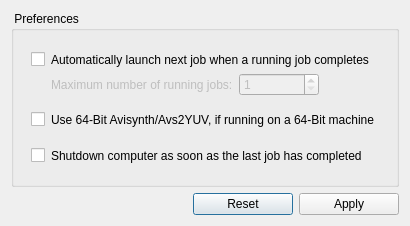
Above: Utils/x264_x64_v2/gui/win_preferences.ui from manojkumardshenoy/mulder before the change. Below: the same form after it.
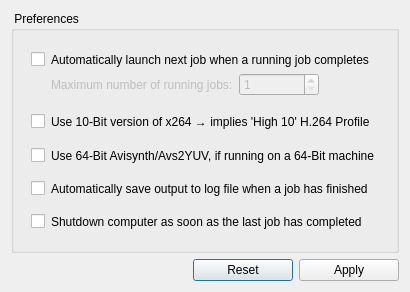
That is the form after the change. Icons and pictures are not drawn.

Diff of the .ui file:
```diff
--- a/Utils/x264_x64_v2/gui/win_preferences.ui
+++ b/Utils/x264_x64_v2/gui/win_preferences.ui
@@ -10,7 +10,7 @@
     <x>0</x>
     <y>0</y>
     <width>379</width>
-    <height>226</height>
+    <height>292</height>
    </rect>
   </property>
   <property name="windowTitle">
@@ -47,7 +47,7 @@
           </property>
          </widget>
         </item>
-        <item row="1" column="0" rowspan="6">
+        <item row="1" column="0" rowspan="10">
          <spacer name="horizontalSpacer_2">
           <property name="orientation">
            <enum>Qt::Horizontal</enum>
@@ -63,7 +63,7 @@
           </property>
          </spacer>
         </item>
-        <item row="1" column="6" rowspan="6">
+        <item row="1" column="6" rowspan="10">
          <spacer name="horizontalSpacer_3">
           <property name="orientation">
            <enum>Qt::Horizontal</enum>
@@ -128,7 +128,7 @@
           </property>
          </widget>
         </item>
-        <item row="4" column="1">
+        <item row="6" column="1">
          <widget class="QCheckBox" name="checkUse64BitAvs2YUV">
           <property name="toolTip">
            <string>If this option is un-checked (default), then 32-Bit Avisynth will be used - even when using 64-Bit x264.
@@ -155,14 +155,14 @@
           </property>
          </spacer>
         </item>
-        <item row="6" column="1">
+        <item row="10" column="1">
          <widget class="QCheckBox" name="checkShutdownComputer">
           <property name="text">
            <string/>
           </property>
          </widget>
         </item>
-        <item row="6" column="2" colspan="4">
+        <item row="10" column="2" colspan="4">
          <widget class="QLabel" name="labelShutdownComputer">
           <property name="text">
            <string>Shutdown computer as soon as the last job has completed</string>
@@ -185,7 +185,7 @@
           </property>
          </spacer>
         </item>
-        <item row="7" column="1" colspan="5">
+        <item row="11" column="1" colspan="5">
          <spacer name="verticalSpacer_3">
           <property name="orientation">
            <enum>Qt::Vertical</enum>
@@ -201,7 +201,7 @@
           </property>
          </spacer>
         </item>
-        <item row="4" column="2" colspan="4">
+        <item row="6" column="2" colspan="4">
          <widget class="QLabel" name="labelUse64BitAvs2YUV">
           <property name="toolTip">
            <string>If this option is un-checked (default), then 32-Bit Avisynth will be used - even when using 64-Bit x264.
@@ -212,7 +212,7 @@
           </property>
          </widget>
         </item>
-        <item row="5" column="2" colspan="4">
+        <item row="7" column="1" colspan="5">
          <spacer name="verticalSpacer_4">
           <property name="orientation">
            <enum>Qt::Vertical</enum>
@@ -228,6 +228,66 @@
           </property>
          </spacer>
         </item>
+        <item row="4" column="1">
+         <widget class="QCheckBox" name="checkUse10BitEncoding">
+          <property name="text">
+           <string notr="true"/>
+          </property>
+         </widget>
+        </item>
+        <item row="4" column="2" colspan="4">
+         <widget class="QLabel" name="labelUse10BitEncoding">
+          <property name="text">
+           <string>Use 10-Bit version of x264 → implies 'High 10' H.264 Profile</string>
+          </property>
+         </widget>
+        </item>
+        <item row="5" column="1" colspan="5">
+         <spacer name="verticalSpacer_5">
+          <property name="orientation">
+           <enum>Qt::Vertical</enum>
+          </property>
+          <property name="sizeType">
+           <enum>QSizePolicy::Fixed</enum>
+          </property>
+          <property name="sizeHint" stdset="0">
+           <size>
+            <width>20</width>
+            <height>8</height>
+           </size>
+          </property>
+         </spacer>
+        </item>
+        <item row="8" column="1">
+         <widget class="QCheckBox" name="checkSaveLogFiles">
+          <property name="text">
+           <string/>
+          </property>
+         </widget>
+        </item>
+        <item row="8" column="2" colspan="4">
+         <widget class="QLabel" name="labelSaveLogFiles">
+          <property name="text">
+           <string>Automatically save output to log file when a job has finished</string>
+          </property>
+         </widget>
+        </item>
+        <item row="9" column="1" colspan="5">
+         <spacer name="verticalSpacer_6">
+          <property name="orientation">
+           <enum>Qt::Vertical</enum>
+          </property>
+          <property name="sizeType">
+           <enum>QSizePolicy::Fixed</enum>
+          </property>
+          <property name="sizeHint" stdset="0">
+           <size>
+            <width>20</width>
+            <height>8</height>
+           </size>
+          </property>
+         </spacer>
+        </item>
        </layout>
       </item>
      </layout>
```
Left out of the diff: 6 changed lines with no effect on the pictures.
